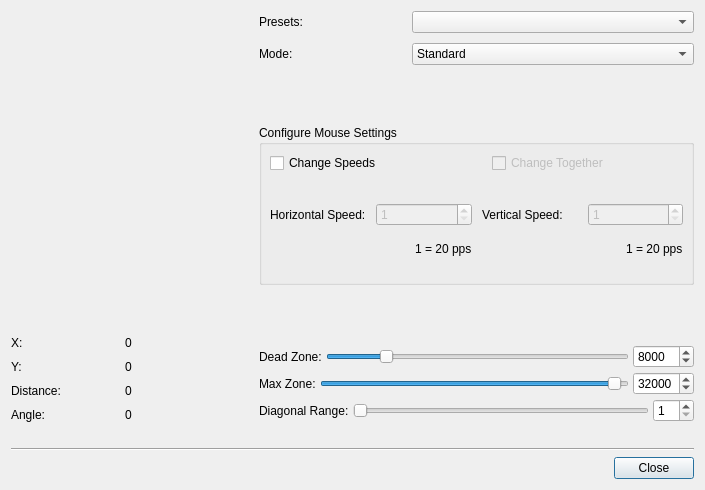
This is src/joycontrolstickeditdialog.ui in AntiMicroX/antimicrox as Qt 5 draws it before an edit. The edited form follows.
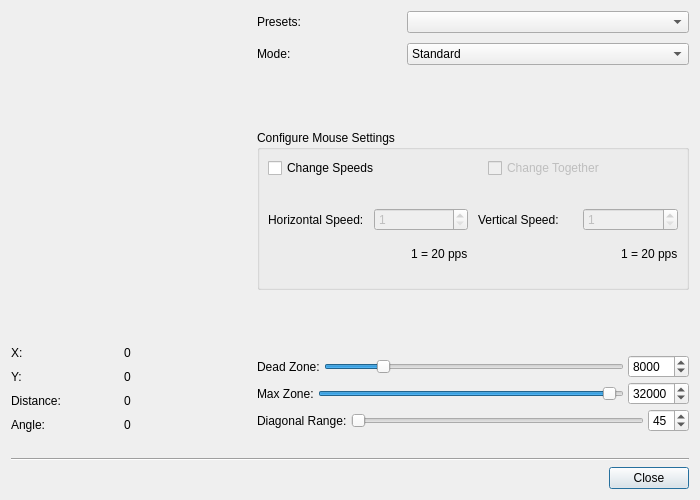
This is the edited form. Custom widgets are drawn as their Qt base class.

What changed in the file:
```diff
--- a/src/joycontrolstickeditdialog.ui
+++ b/src/joycontrolstickeditdialog.ui
@@ -6,12 +6,12 @@
    <rect>
     <x>0</x>
     <y>0</y>
-    <width>705</width>
-    <height>490</height>
+    <width>700</width>
+    <height>500</height>
    </rect>
   </property>
   <property name="sizePolicy">
-   <sizepolicy hsizetype="Ignored" vsizetype="Ignored">
+   <sizepolicy hsizetype="Preferred" vsizetype="Preferred">
     <horstretch>0</horstretch>
     <verstretch>0</verstretch>
    </sizepolicy>
@@ -19,7 +19,7 @@
   <property name="minimumSize">
    <size>
     <width>700</width>
-    <height>475</height>
+    <height>500</height>
    </size>
   </property>
   <property name="windowTitle">
@@ -618,6 +618,9 @@
              <property name="maximum">
               <number>89</number>
              </property>
+             <property name="value">
+              <number>45</number>
+             </property>
             </widget>
            </item>
           </layout>
```
